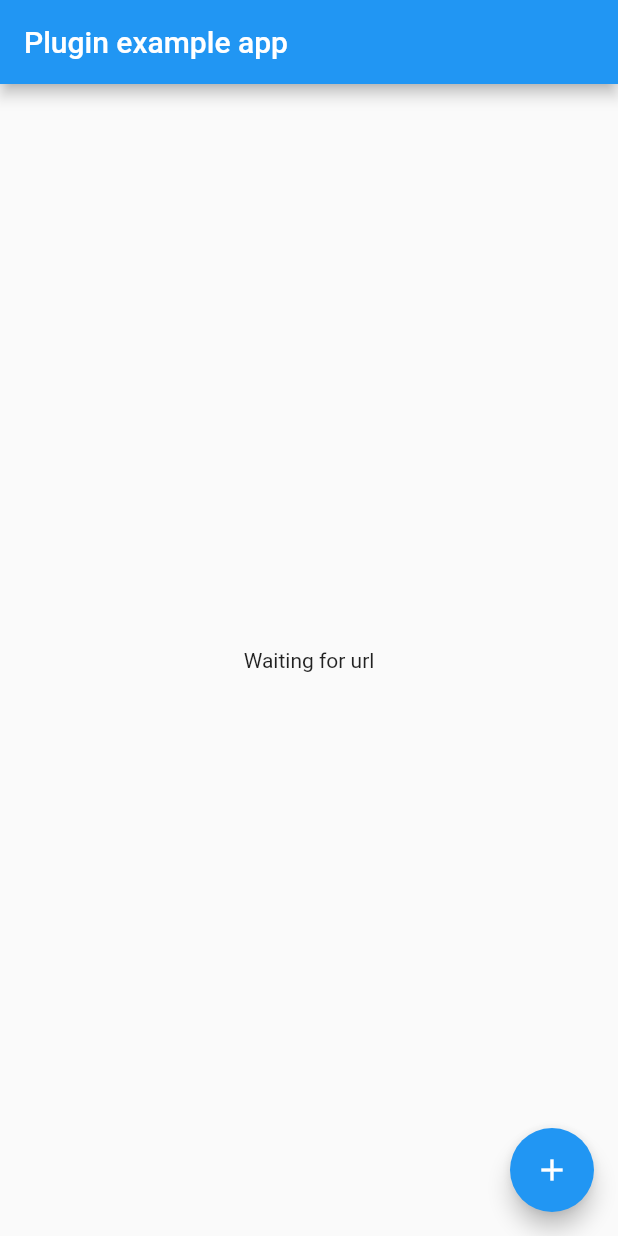
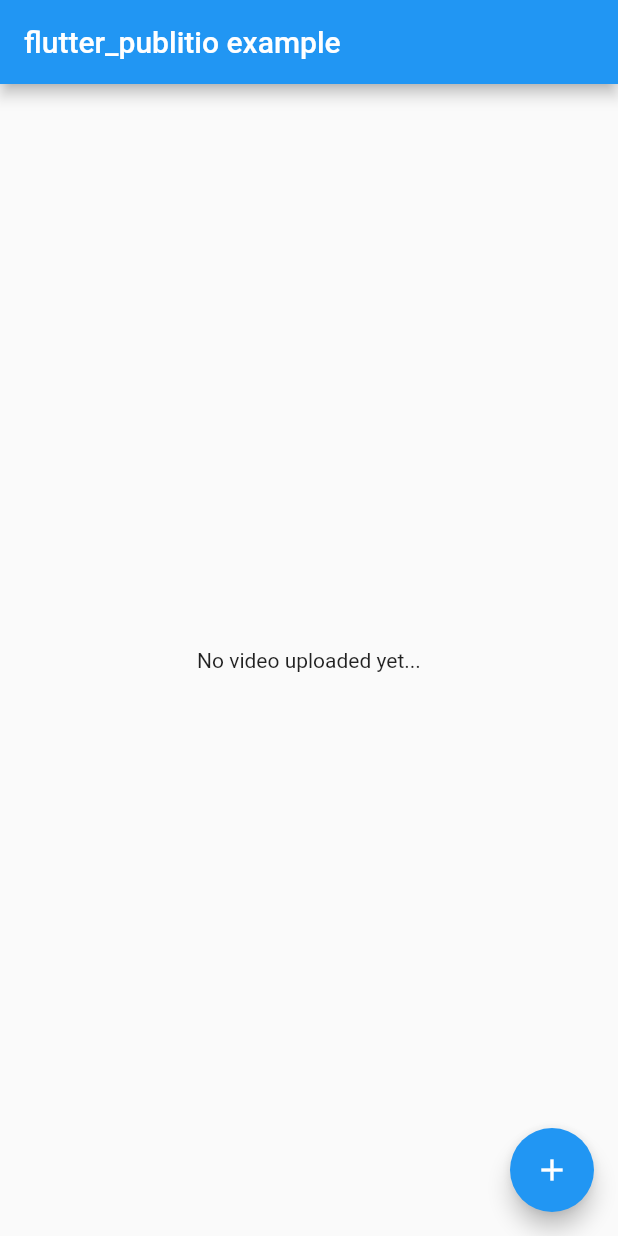
Before and after one commit to syonip/flutter_publitio, a Flutter app: the screen it shows after launch, on a phone screen of 412 x 824 dp. Run offline on Flutter 3.47's test engine with Material 2 defaults, Android fonts, the phone set to English and light mode, and no system bars; our stand-ins replace chewie, image_picker, video_player.

Commit message:
displaying response

```diff
--- a/example/lib/home_screen.dart
+++ b/example/lib/home_screen.dart
@@ -16,7 +16,7 @@ class HomeScreen extends StatefulWidget {
 }
 
 class _HomeScreenState extends State<HomeScreen> {
-  String _url;
+  dynamic _response = null;
   bool _uploading = false;
 
   @override
@@ -28,25 +28,39 @@ class _HomeScreenState extends State<HomeScreen> {
   Widget build(BuildContext context) {
     return Scaffold(
       appBar: AppBar(
-        title: const Text('Plugin example app'),
+        title: const Text('flutter_publitio example'),
       ),
       body: Center(
-        child: _url == null
-            ? Text('Waiting for url')
-            : FlatButton(
+        child: _response == null
+            ? Text('No video uploaded yet...')
+            : Center(
+                child: ListView(padding: const EdgeInsets.all(8), children: [
+                  Text('Video thumbnail:', style: TextStyle(fontSize: 20)),
+                  Padding(padding: EdgeInsets.only(top: 20.0)),
+                  Image.network(_response["url_thumbnail"], height: 120),
+                  Padding(padding: EdgeInsets.only(top: 20.0)),
+                  FlatButton(
+                    color: Colors.blue,
+                    textColor: Colors.white,
                     onPressed: () async {
                       Navigator.push(
                         context,
                         MaterialPageRoute(
                           builder: (context) {
                             return VideoPlayer(
-                          url: _url,
+                              url: _response["url_preview"],
                             );
                           },
                         ),
                       );
                     },
-                child: const Text("Play"),
+                    child: const Text("Play Video"),
+                  ),
+                  Padding(padding: EdgeInsets.only(top: 40.0)),
+                  Text('Server response:', style: TextStyle(fontSize: 20)),
+                  Padding(padding: EdgeInsets.only(top: 10.0)),
+                  Text(_response.toString()),
+                ]),
               ),
       ),
       floatingActionButton: FloatingActionButton(
@@ -56,11 +70,6 @@ class _HomeScreenState extends State<HomeScreen> {
                 )
               : Icon(Icons.add),
           onPressed: () async {
-            // final response = await FlutterPublitio.uploadFile('');
-            // setState(() {
-            //   _url = response["url_preview"];
-            // });
-
             final File videoFile =
                 await ImagePicker.pickVideo(source: ImageSource.camera);
 
@@ -68,7 +77,7 @@ class _HomeScreenState extends State<HomeScreen> {
 
             setState(() {
               _uploading = true;
-              _url = null;
+              _response = null;
             });
             try {
               print('starting upload');
@@ -82,13 +91,12 @@ class _HomeScreenState extends State<HomeScreen> {
               // If the widget was removed from the tree while the asynchronous platform
               // message was in flight, we want to discard the reply rather than calling
               // setState to update our non-existent appearance.
-              print(response);
-              print(response["url_preview"]);
+
               if (!mounted) return;
 
               setState(() {
                 _uploading = false;
-                _url = response["url_preview"];
+                _response = response;
               });
             } on PlatformException catch (e) {
               //TODO: show snackbar
```
Lines whose indentation alone changed are shown as unchanged.
